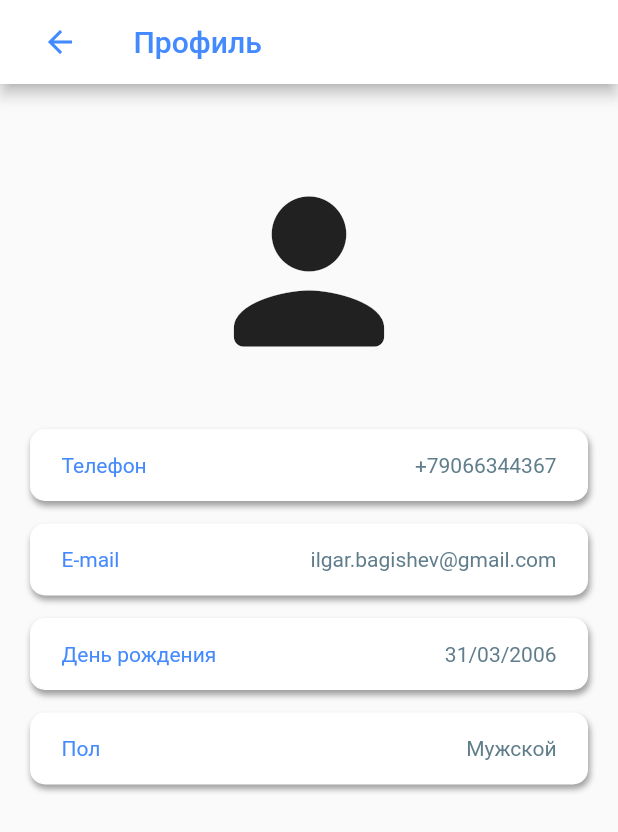
After one commit to ilgar31/dms_application, a Flutter app: the screen it shows after launch, item 3 of the bottom bar chosen, after a tap on the "arrow back" icon, after a tap on "Профиль >", on a phone screen of 412 x 824 dp. The commit adds this screen. Shown: the top 832 px of the screen. Run offline on Flutter 3.47's test engine with Material 2 defaults, Android fonts, the phone set to English and light mode, and no system bars; our stand-ins replace convex_bottom_bar.

Commit message:
added page profile

```diff
--- a/lib/main.dart
+++ b/lib/main.dart
@@ -8,9 +8,5 @@ void main() => runApp(MaterialApp(
     initialRoute: '/',
     routes: {
     '/': (context) => Home(),
-    // '/info': (context) => MainScreen(),
-    '/game': (context) => Game(),
-    // '/more': (context) => MainScreen(),
-    // '/setting': (context) => MainScreen(),
     }
 ));
--- a/lib/pages/home.dart
+++ b/lib/pages/home.dart
@@ -3,6 +3,7 @@ import 'package:convex_bottom_bar/convex_bottom_bar.dart';
 import 'package:dms_project/pages/info.dart';
 import 'package:dms_project/pages/game.dart';
 import 'package:dms_project/pages/more.dart';
+import 'package:dms_project/pages/profile.dart';
 import 'package:dms_project/pages/settings.dart';
 
 void main() => runApp(Home());
@@ -27,9 +28,24 @@ class _Home extends State {
               children: [
                 Row(
                   children: [
-                  IconButton(onPressed: () {}, icon: Icon(Icons.person_pin, color: Colors.black, size:30)),
-                  Padding(padding: EdgeInsets.only(left: 15),),
-                  TextButton(onPressed: () {}, child: Text("Профиль", style: TextStyle(color: Colors.black, fontFamily: "SF")))
+                    IconButton(onPressed: () {Navigator.push(
+                      context,
+                      PageRouteBuilder(
+                        pageBuilder: (context, animation1, animation2) => Profile(),
+                        transitionDuration: Duration(milliseconds: 300),
+                        transitionsBuilder: (_, a, __, c) => FadeTransition(opacity: a, child: c),
+                      ),
+                    );}, icon: Icon(Icons.perm_contact_calendar_rounded, color: Colors.black, size:30)),
+                    Padding(padding: EdgeInsets.fromLTRB(5, 13, 50, 10), child: TextButton(
+                        onPressed: () {Navigator.push(
+                          context,
+                          PageRouteBuilder(
+                            pageBuilder: (context, animation1, animation2) => Profile(),
+                            transitionDuration: Duration(milliseconds: 300),
+                            transitionsBuilder: (_, a, __, c) => FadeTransition(opacity: a, child: c),
+                          ),
+                        );}, child: Text("Профиль >", style: TextStyle(color: Colors.black, fontFamily: "SF", fontSize: 17
+                    ))),),
                   ],
                 ), Row(
                   children: [
@@ -88,7 +104,7 @@ class _Home extends State {
                 );
               }
               if (i == 2) {
-                Navigator.pushReplacement(
+                Navigator.push(
                   context,
                   PageRouteBuilder(
                     pageBuilder: (context, animation1, animation2) => Game(),
--- /dev/null
+++ b/lib/pages/profile.dart
@@ -0,0 +1,132 @@
+import 'package:flutter/material.dart';
+import 'package:dms_project/pages/home.dart';
+import 'package:dms_project/pages/profile.dart';
+
+void main() => runApp(Profile());
+
+class Profile extends StatefulWidget {
+  const Profile({Key, key}): super(key: key);
+
+  @override
+  _Profile createState() => _Profile();
+}
+
+
+class MyInput extends StatefulWidget {
+
+  var input_name;
+  var input_value;
+
+  MyInput({ super.key, required this.input_name, required this.input_value});
+  @override
+  _MyInput createState() => _MyInput(this.input_name, this.input_value);
+}
+class _MyInput extends State<MyInput>{
+
+  var input_name;
+  var input_value;
+  var _user_input;
+
+  _MyInput(this.input_name, this.input_value);
+
+  @override
+  Widget build(BuildContext context) {
+    return GestureDetector(
+        onTap: () async {
+          showDialog(
+              context: context,
+              builder: (_) {
+                return AlertDialog(
+                  title: Text(input_name),
+                  content: TextField(
+                    onChanged: (String value) {
+                      _user_input = value;
+                    },
+                  ),
+                  actions: [
+                    ElevatedButton(onPressed: () {
+                      setState(() {
+                        input_value = _user_input;
+                      });
+                      Navigator.of(context, rootNavigator: true).pop();
+                      }, child: Text("Сохранить"))
+                  ],
+                );
+              });
+        },
+        child: Container(
+            width: MediaQuery.of(context).size.width * 0.95,
+            decoration: BoxDecoration(
+                color: Colors.white,
+                border: Border.all(
+                    color: Colors.white, // Set border color
+                    width: 1.0),   // Set border width
+                borderRadius: BorderRadius.all(
+                    Radius.circular(10.0)), // Set rounded corner radius
+                boxShadow: [BoxShadow(blurRadius: 3,color: Colors.grey,offset: Offset(1,3))] // Make rounded corner of border
+            ),
+            padding: EdgeInsets.fromLTRB(20.0, 15.0, 20.0, 15.0),
+            margin: EdgeInsets.fromLTRB(20.0, 10.0, 20.0, 5.0),
+            child: Column(
+              children: [
+                Row(
+                    mainAxisAlignment: MainAxisAlignment.spaceBetween,
+                    children: [
+                      Text(input_name,
+                        style: TextStyle(color: Colors.blueAccent),),
+                      Text(
+                        input_value, style: TextStyle(color: Colors.blueGrey),),
+                    ]
+                ),
+              ],
+            )
+        )
+    );
+  }
+}
+
+void printOnClick(string) {
+  print(string);
+}
+
+
+class _Profile extends State {
+
+  @override
+  Widget build(BuildContext context) {
+    return MaterialApp(
+      home: Scaffold(
+        appBar: AppBar(
+          backgroundColor: Colors.white,
+          title: Row(
+            children: [
+              IconButton(onPressed: () {Navigator.pushReplacement(
+                context,
+                PageRouteBuilder(
+                  pageBuilder: (context, animation1, animation2) => Home(),
+                  transitionDuration: Duration(milliseconds: 300),
+                  transitionsBuilder: (_, a, __, c) => FadeTransition(opacity: a, child: c),
+                ),
+              );}, icon: Icon(Icons.arrow_back), color: Colors.blueAccent),
+              Padding(padding: EdgeInsets.only(left: 25),),
+              Text("Профиль", style: TextStyle(color: Colors.blueAccent),),
+            ],
+          ),
+        ),
+        body: Center(
+          child: Column(
+            children: [
+              Padding(padding: EdgeInsets.only(top: 50),),
+              Icon(Icons.person_rounded, size: 150,),
+              Padding(padding: EdgeInsets.only(top: 20),),
+              MyInput(input_name: 'Телефон', input_value: '+79066344367'),
+              MyInput(input_name: 'E-mail', input_value: 'ilgar.bagishev@gmail.com'),
+              MyInput(input_name: 'День рождения', input_value: '31/03/2006'),
+              MyInput(input_name: 'Пол', input_value: 'Мужской'),
+            ]
+          )
+        ),
+      ),
+    );
+  }
+}
--- a/pubspec.yaml
+++ b/pubspec.yaml
@@ -31,6 +31,8 @@ dependencies:
   flutter:
     sdk: flutter
   convex_bottom_bar: ^3.2.0
+  sqflite: any
+  path_provider: any
 
 
   # The following adds the Cupertino Icons font to your application.
```
Also changed, not shown: lib/models/model.dart (added, +7 -0 lines), lib/models/todo-item.dart (added, +32 -0 lines), pubspec.lock, 2 other files. Lines whose indentation alone changed are shown as unchanged.
